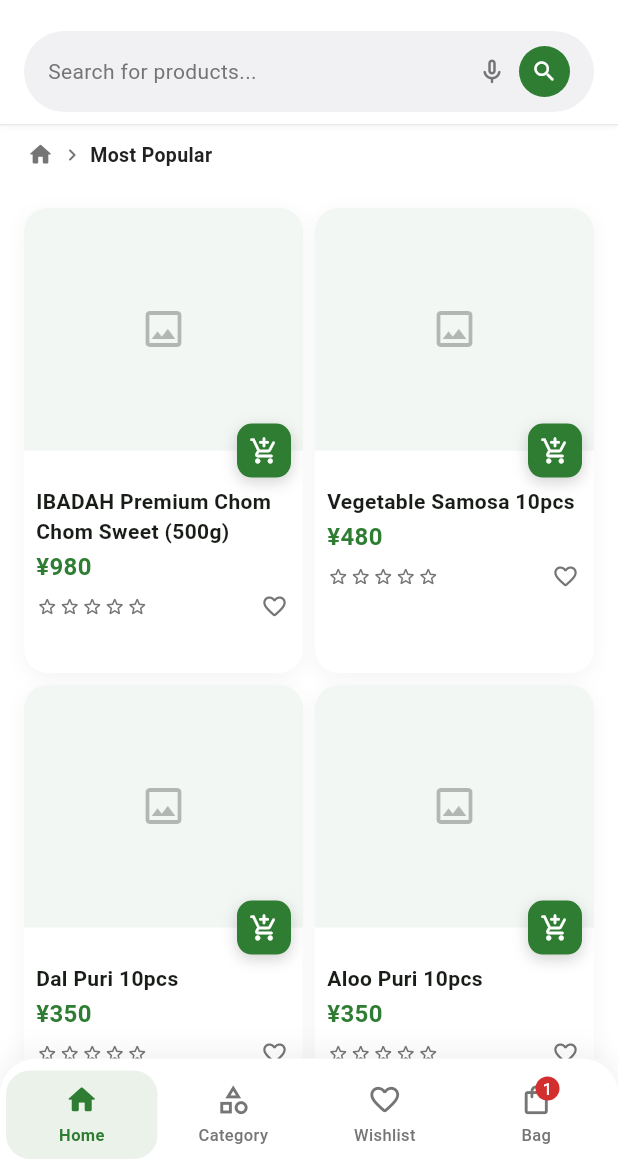
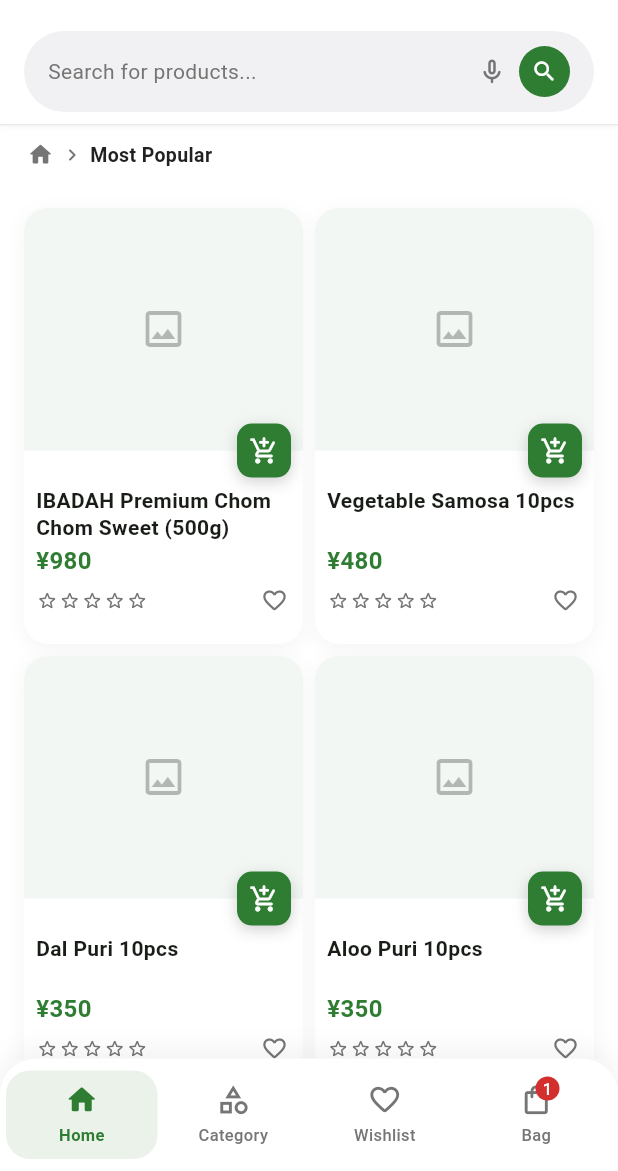
Before and after one commit to sazzad1620/everyday-wholesale, a Flutter app: the screen it shows after launch, after a tap on the "menu" icon, after a tap on "Hi, Guest", after a tap on "Most Popular", on a phone screen of 412 x 824 dp, the part 65-1236 px from its top. Run offline on Flutter 3.47's test engine with Material 3 defaults, Android fonts, the phone set to English and light mode, and no system bars; our stand-ins replace easy_localization, equatable, flutter_bloc, fpdart, get_it, go_router and 2 more.

Commit message:
fix: product card spacing

```diff
--- a/lib/features/product/presentation/pages/product_list_page.dart
+++ b/lib/features/product/presentation/pages/product_list_page.dart
@@ -121,7 +121,7 @@ class _ProductListBody extends StatelessWidget {
         crossAxisCount: 2,
         mainAxisSpacing: AppSpacing.sm,
         crossAxisSpacing: AppSpacing.sm,
-        childAspectRatio: 0.6,
+        childAspectRatio: 0.64,
       ),
       itemBuilder: (context, index) {
         final product = products[index];
--- a/lib/features/product/presentation/widgets/product_card.dart
+++ b/lib/features/product/presentation/widgets/product_card.dart
@@ -69,11 +69,16 @@ class _ProductCardState extends State<ProductCard> {
                 child: Column(
                   crossAxisAlignment: CrossAxisAlignment.start,
                   children: [
-                    Text(
-                      product.name,
-                      style: AppTextStyles.body.copyWith(fontWeight: FontWeight.w600),
-                      maxLines: 2,
-                      overflow: TextOverflow.ellipsis,
+                    SizedBox(
+                      // Reserves space for 2 lines up front so shorter titles
+                      // don't pull the price/rating row up with them.
+                      height: 36,
+                      child: Text(
+                        product.name,
+                        style: AppTextStyles.body.copyWith(fontWeight: FontWeight.w600, height: 1.3),
+                        maxLines: 2,
+                        overflow: TextOverflow.ellipsis,
+                      ),
                     ),
                     const SizedBox(height: 2),
                     Text(
--- a/lib/features/splash/presentation/pages/splash_page.dart
+++ b/lib/features/splash/presentation/pages/splash_page.dart
@@ -6,7 +6,6 @@ import '../../../../config/di/injection_container.dart';
 import '../../../../config/routes/route_paths.dart';
 import '../../../../core/constants/asset_paths.dart';
 import '../../../../shared/theme/app_colors.dart';
-import '../../../../shared/widgets/loaders/app_loader.dart';
 import '../bloc/splash_bloc.dart';
 import '../bloc/splash_event.dart';
 import '../bloc/splash_state.dart';
@@ -27,14 +26,7 @@ class SplashPage extends StatelessWidget {
         child: Scaffold(
           backgroundColor: AppColors.surface,
           body: Center(
-            child: Column(
-              mainAxisSize: MainAxisSize.min,
-              children: [
-                Image.asset(AssetPaths.logo, width: 180),
-                const SizedBox(height: 32),
-                const AppLoader(size: 28),
-              ],
-            ),
+            child: Image.asset(AssetPaths.logo, width: 180),
           ),
         ),
       ),
```
Also changed, not shown: assets/images/home_banner.jpg.
